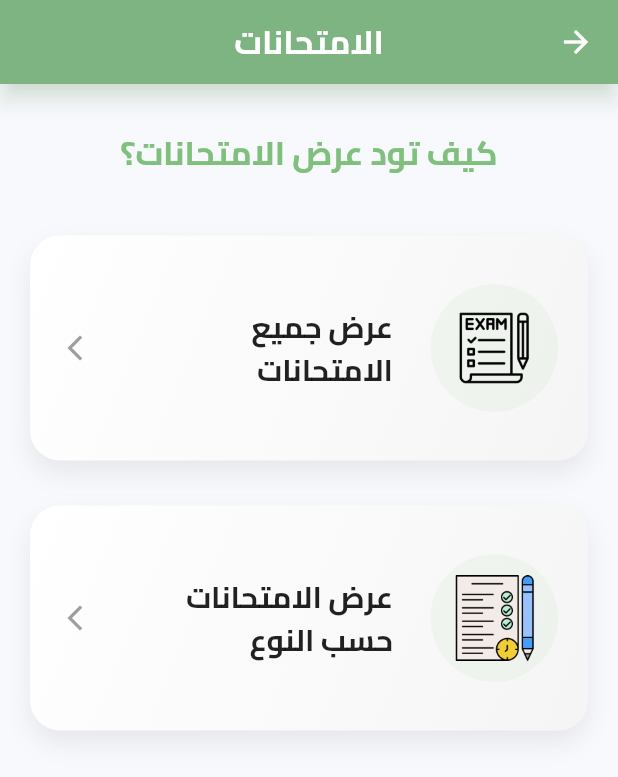
After one commit to jawa762280/Driving-School-Final, a Flutter app: the ExamsHomeScreen screen opened by its route, on a phone screen of 412 x 824 dp. The commit adds this screen. Shown: the top 777 px of the screen. Run offline on Flutter 3.47's test engine with Material 3 defaults, Android fonts, the phone set to English and light mode, and no system bars; our stand-ins replace flutter_otp_text_field, flutter_screenutil, flutter_spinkit, flutter_svg, font_awesome_flutter, get and 4 more; missing offline and left inert: animated_rating_stars; accounts and stored records are empty; network calls fail.

Commit message:
إضافة ملفات الامتحانات الجديدة

```diff
--- a/lib/controller/trainer_reviews_controller.dart
+++ b/lib/controller/trainer_reviews_controller.dart
@@ -13,6 +13,7 @@ class TrainerReviewsController extends GetxController {
     if (response[0].isNotEmpty) {
       reviews.addAll(response);
     }
+
     update();
   }
 
--- a/lib/core/constant/app_api.dart
+++ b/lib/core/constant/app_api.dart
@@ -1,6 +1,6 @@
 class AppLinks {
-  // static const String init = 'http://192.168.1.107:8000/api';
-  static const String init = 'http://127.0.0.1:8000/api';
+  static const String init = 'http://192.168.1.107:8000/api';
+  // static const String init = 'http://127.0.0.1:8000/api';
   // static const String init = 'http://192.168.80.83:8000/api';
 
   static const String login = '$init/login';
@@ -37,4 +37,5 @@ class AppLinks {
   static const String showExamByType = "$init/exam/type";
   static const String trainerFeedbacks = "$init/trainer/feedbacks";
   static const String studentFeedbacks = "$init/feedback-students";
+  static const String showTrainerExam = "$init/exam";
 }
--- a/lib/core/constant/appimages.dart
+++ b/lib/core/constant/appimages.dart
@@ -7,4 +7,7 @@ class AppImages {
   static const String iconApp = "$rootImage/Icon.png";
   static const String appPhoto = "$rootImage/App_photo.png";
   static const String defaultUser = "$rootImage/defaultUser.png";
+    static const String test = "$rootImage/test.png";
+  static const String exam = "$rootImage/exam.png";
+
 }
--- a/lib/core/constant/approuts.dart
+++ b/lib/core/constant/approuts.dart
@@ -21,8 +21,10 @@ class AppRouts {
   static const String trainingSessionsScreen = "/training_sessions_screen";
   static const String vacationScreen = "/vacation_screen";
   static const String showVacationsScreen = "/show_vacations_screen";
-  static const String bookingsSessions = "/bookings_sessions_screen";
-  static const String creatExam = "/exam_creation_screen";
-  static const String showExamByType = "/show_exam_by_type_screen";
-  static const String trainerReviews = "/trainer_reviews";
+  static const String bookingsSessionsScreen = "/bookings_sessions_screen";
+  static const String creatExamScreen = "/exam_creation_screen";
+  static const String showExamByTypeScreen = "/show_exam_by_type_screen";
+  static const String trainerReviewsScreen = "/trainer_reviews";
+  static const String trainerExamScreen = "/trainer_exam_screen";
+  static const String examHomeScreen = "/exams_home_screen";
 }
--- a/lib/data/model/trainer_service_model.dart
+++ b/lib/data/model/trainer_service_model.dart
@@ -19,5 +19,6 @@ final List<TrainerServiceModel> trainerServices = [
   TrainerServiceModel(icon: Icons.schedule_outlined, title: "عرض الاجازات"),
   TrainerServiceModel(
       icon: Icons.text_snippet_outlined, title: "انشاء امتحان "),
-  TrainerServiceModel(icon: Icons.text_snippet_outlined, title: "عرض الامتحان"),
+  TrainerServiceModel(
+      icon: Icons.text_snippet_outlined, title: " عرض الامتحانات"),
 ];
--- a/lib/routes.dart
+++ b/lib/routes.dart
@@ -3,6 +3,7 @@ import 'package:driving_school/core/middleware/mymiddleware.dart';
 import 'package:driving_school/view/screen/bookings_sessions_screen.dart';
 import 'package:driving_school/view/screen/cars_screen.dart';
 import 'package:driving_school/view/screen/exam_creation_screen.dart';
+import 'package:driving_school/view/screen/exams_home_screen.dart';
 import 'package:driving_school/view/screen/login_screen.dart';
 import 'package:driving_school/view/screen/onboarding_screen.dart';
 import 'package:driving_school/view/screen/forget_password_screen.dart';
@@ -15,6 +16,7 @@ import 'package:driving_school/view/screen/show_vacations_screen.dart';
 import 'package:driving_school/view/screen/sign_up_screen.dart';
 import 'package:driving_school/view/screen/success_reset_password_screen.dart';
 import 'package:driving_school/view/screen/success_verifycode_signup_screen.dart';
+import 'package:driving_school/view/screen/trainer_exam_screen.dart';
 import 'package:driving_school/view/screen/trainer_reviews.dart';
 import 'package:driving_school/view/screen/trainer_schedule_screen.dart';
 import 'package:driving_school/view/screen/training_sessions_screen.dart';
@@ -105,15 +107,23 @@ List<GetPage<dynamic>> routes = [
     page: () => BookingsSessionsScreen(),
   ),
   GetPage(
-    name: AppRouts.creatExam,
+    name: AppRouts.creatExamScreen,
     page: () => ExamCreationScreen(),
   ),
   GetPage(
-    name: AppRouts.showExamByType,
+    name: AppRouts.showExamByTypeScreen,
     page: () => ShowExamByTypeScreen(),
   ),
   GetPage(
-    name: AppRouts.trainerReviews,
+    name: AppRouts.trainerReviewsScreen,
     page: () => TrainerReviews(),
   ),
+  GetPage(
+    name: AppRouts.trainerExamScreen,
+    page: () => TrainerExamsScreen(),
+  ),
+   GetPage(
+    name: AppRouts.examHomeScreen,
+    page: () => ExamsHomeScreen(),
+  ),
 ];
--- /dev/null
+++ b/lib/view/screen/exams_home_screen.dart
@@ -0,0 +1,143 @@
+import 'package:driving_school/core/constant/approuts.dart';
+import 'package:flutter/material.dart';
+import 'package:driving_school/core/constant/appcolors.dart';
+import 'package:driving_school/core/constant/appimages.dart';
+import 'package:get/get.dart';
+
+class ExamsHomeScreen extends StatelessWidget {
+  const ExamsHomeScreen({super.key});
+
+  @override
+  Widget build(BuildContext context) {
+    return Scaffold(
+      backgroundColor: const Color(0xFFF8F9FD),
+      appBar: AppBar(
+        title: const Text(
+          "الامتحانات",
+          style: TextStyle(color: Colors.white, fontWeight: FontWeight.bold),
+        ),
+        centerTitle: true,
+        backgroundColor: AppColors.primaryColor,
+        foregroundColor: Colors.white,
+        elevation: 6,
+        shadowColor: AppColors.primaryColor.withAlpha((0.4 * 255).toInt()),
+      ),
+      body: Column(
+        children: [
+          const SizedBox(height: 30),
+          Text(
+            "كيف تود عرض الامتحانات؟",
+            style: TextStyle(
+              fontSize: 22,
+              fontWeight: FontWeight.bold,
+              color: AppColors.primaryColor,
+            ),
+          ),
+          const SizedBox(height: 40),
+          Expanded(
+            child: Padding(
+              padding: const EdgeInsets.symmetric(horizontal: 20),
+              child: ListView(
+                physics: const BouncingScrollPhysics(),
+                children: [
+                  FancyExamCard(
+                    image: AppImages.exam,
+                    title: "عرض جميع الامتحانات",
+                    onTap: () {
+                      Get.toNamed(AppRouts.trainerExamScreen);
+                    },
+                  ),
+                  const SizedBox(height: 30),
+                  FancyExamCard(
+                    image: AppImages.test,
+                    title: "عرض الامتحانات حسب النوع",
+                    onTap: () {
+                      Get.toNamed(AppRouts.showExamByTypeScreen);
+                    },
+                  ),
+                ],
+              ),
+            ),
+          ),
+        ],
+      ),
+    );
+  }
+}
+
+class FancyExamCard extends StatelessWidget {
+  final String image;
+  final String title;
+  final VoidCallback onTap;
+
+  const FancyExamCard({
+    super.key,
+    required this.image,
+    required this.title,
+    required this.onTap,
+  });
+
+  @override
+  Widget build(BuildContext context) {
+    return GestureDetector(
+      onTap: onTap,
+      child: Container(
+        height: 150,
+        decoration: BoxDecoration(
+          gradient: LinearGradient(
+            colors: [Colors.white, Colors.grey.shade100],
+            begin: Alignment.topLeft,
+            end: Alignment.bottomRight,
+          ),
+          borderRadius: BorderRadius.circular(20),
+          boxShadow: [
+            BoxShadow(
+              color: Colors.grey.withAlpha((0.2 * 255).toInt()),
+              blurRadius: 14,
+              offset: const Offset(0, 8),
+            ),
+          ],
+        ),
+        child: Row(
+          children: [
+            const SizedBox(width: 20),
+            Container(
+              width: 85,
+              height: 85,
+              decoration: BoxDecoration(
+                shape: BoxShape.circle,
+                color: AppColors.primaryColor.withAlpha((0.08 * 255).toInt()),
+              ),
+              child: Padding(
+                padding: const EdgeInsets.all(14.0),
+                child: Image.asset(
+                  image,
+                  fit: BoxFit.contain,
+                ),
+              ),
+            ),
+            const SizedBox(width: 25),
+            Expanded(
+              child: Text(
+                title,
+                style: const TextStyle(
+                  fontSize: 20,
+                  fontWeight: FontWeight.w700,
+                  color: Colors.black87,
+                ),
+              ),
+            ),
+            const Padding(
+              padding: EdgeInsets.symmetric(horizontal: 20),
+              child: Icon(
+                Icons.arrow_forward_ios,
+                color: Colors.grey,
+                size: 20,
+              ),
+            ),
+          ],
+        ),
+      ),
+    );
+  }
+}
--- a/lib/view/widget/containersearch.dart
+++ b/lib/view/widget/containersearch.dart
@@ -151,7 +151,7 @@ class ContainerSearch extends StatelessWidget {
                 ),
               ElevatedButton.icon(
                 onPressed: () {
-                  Get.toNamed(AppRouts.trainerReviews, arguments: {
+                  Get.toNamed(AppRouts.trainerReviewsScreen, arguments: {
                     'trainer_id': trainerId,
                   });
                 },
--- a/lib/view/widget/trainer_services.dart
+++ b/lib/view/widget/trainer_services.dart
@@ -60,11 +60,12 @@ class TrainerServices extends StatelessWidget {
                               Get.toNamed(AppRouts.showVacationsScreen);
                             }
                              else if (index == 4) {
-                              Get.toNamed(AppRouts.creatExam);
+                              Get.toNamed(AppRouts.creatExamScreen);
                             }
                              else if (index == 5) {
-                              Get.toNamed(AppRouts.showExamByType);
+                              Get.toNamed(AppRouts.examHomeScreen);
                             }
+
                           },
                           child: Container(
                             decoration: BoxDecoration(
```
Also changed, not shown: lib/controller/trainer_exam_controller.dart (added, +47 -0 lines), lib/core/services/crud.dart (+12 -3 lines), lib/data/model/exam_model.dart (added, +25 -0 lines), lib/view/screen/bookings_sessions_screen.dart (+6 -13 lines), lib/view/screen/trainer_exam_screen.dart (added, +103 -0 lines), assets/images/exam (1).png (added), assets/images/exam.png (added), assets/images/test.png (added).
